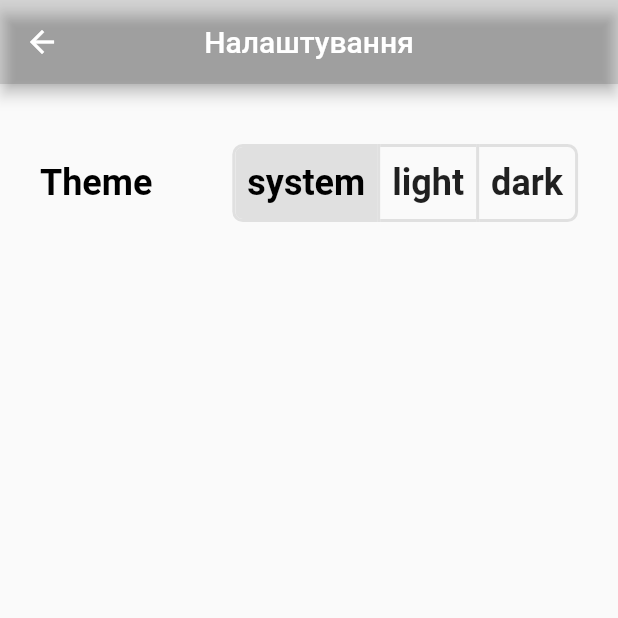
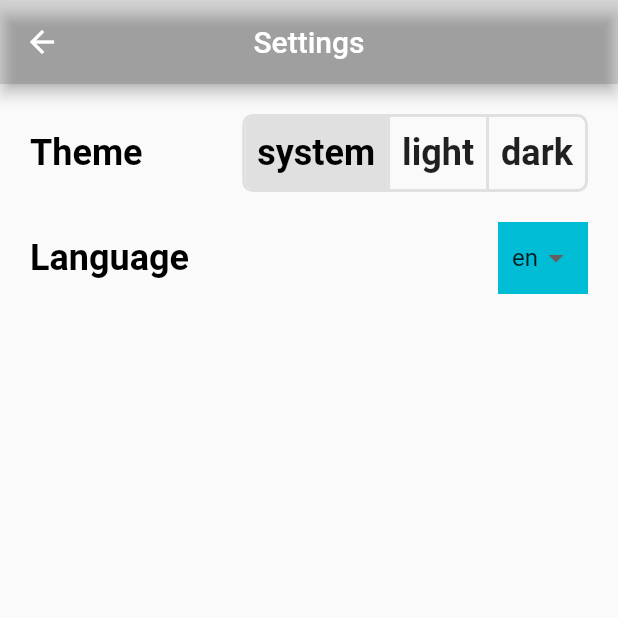
Before and after one commit to 0deans/foodly, a Flutter app: the Settings screen opened by its route, on a phone screen of 412 x 824 dp, the top half of it. Run offline on Flutter 3.47's test engine with Material 2 defaults, Android fonts, the phone set to English and light mode, and no system bars; our stand-ins replace camera, google_fonts, image_picker, sqflite; missing offline and left inert: tflite_flutter; accounts and stored records are empty; generated files the repository leaves out were written again.

Commit message:
added switch button lang

```diff
--- a/lib/pages/settings.dart
+++ b/lib/pages/settings.dart
@@ -1,4 +1,5 @@
 import 'package:flutter/material.dart';
+import 'package:foodly/providers/locale_provider.dart';
 import 'package:foodly/theme/theme_provider.dart';
 import 'package:provider/provider.dart';
 import 'package:flutter_gen/gen_l10n/app_localizations.dart';
@@ -35,6 +36,8 @@ class _SettingsState extends State<Settings> {
   @override
   Widget build(BuildContext context) {
     final _appLocal = AppLocalizations.of(context)!;
+    final provider = Provider.of<LocaleProvider>(context);
+    final locale = provider.locale;
 
     return Scaffold(
       appBar: AppBar(
@@ -50,14 +53,18 @@ class _SettingsState extends State<Settings> {
       ),
       body: ListView(
         children: [
-          const SizedBox(
-            height: 40,
+          Container(
+            margin: const EdgeInsets.only(
+              top: 20,
+              left: 20,
+              right: 20,
+              bottom: 10,
             ),
-          Row(
-            mainAxisAlignment: MainAxisAlignment.spaceAround,
+            child: Row(
+              mainAxisAlignment: MainAxisAlignment.spaceBetween,
               children: [
                 Text(
-                'Theme',
+                  _appLocal.theme,
                   style: Theme.of(context).textTheme.bodyMedium,
                 ),
                 ToggleButtons(
@@ -82,6 +89,48 @@ class _SettingsState extends State<Settings> {
                 ),
               ],
             ),
+          ),
+          Container(
+            margin: const EdgeInsets.symmetric(vertical: 10, horizontal: 20),
+            child: Row(
+              mainAxisAlignment: MainAxisAlignment.spaceBetween,
+              children: [
+                Text(
+                  _appLocal.language,
+                ),
+                Container(
+                    width: 60,
+                    decoration: const BoxDecoration(
+                      color: Colors.cyan,
+                    ),
+                    child: Center(
+                      child: DropdownButtonHideUnderline(
+                        child: DropdownButton(
+                          value: locale,
+                          items: AppLocalizations.supportedLocales
+                              .map((nextLocale) {
+                            return DropdownMenuItem(
+                              value: nextLocale,
+                              onTap: () {
+                                final provider = Provider.of<LocaleProvider>(
+                                    context,
+                                    listen: false);
+                                provider.setLocale(nextLocale);
+                              },
+                              child: Center(
+                                child: Text(
+                                  nextLocale.toString(),
+                                ),
+                              ),
+                            );
+                          }).toList(),
+                          onChanged: (_) {},
+                        ),
+                      ),
+                    ))
+              ],
+            ),
+          )
         ],
       ),
     );
--- a/lib/providers/locale_provider.dart
+++ b/lib/providers/locale_provider.dart
@@ -2,7 +2,7 @@ import 'package:flutter/material.dart';
 import 'package:flutter_gen/gen_l10n/app_localizations.dart';
 
 class LocaleProvider extends ChangeNotifier{
-  Locale _locale = const Locale('uk');
+  Locale _locale = const Locale('en');
   Locale get locale => _locale;
 
   void setLocale(Locale locale){
@@ -13,4 +13,12 @@ class LocaleProvider extends ChangeNotifier{
     _locale = locale;
     notifyListeners();
   }
+
+  bool getLocale(){
+    if(_locale.toString() == "en") {
+      return true;
+    } else {
+      return false;
+    }
+  }
 }
--- a/pubspec.yaml
+++ b/pubspec.yaml
@@ -76,11 +76,9 @@ flutter:
   #   - images/a_dot_ham.jpeg
   assets:
     - assets/model.tflite
-    - assets/labels.txt
+    - assets/labels_en.txt
+    - assets/labels_uk.txt
     - assets/images/logo.png
-    - assets/images/iconCancel.png
-    - assets/images/iconAllow.png
-    - assets/images/iconCamera.png
 
   # An image asset can refer to one or more resolution-specific "variants", see
   # https://flutter.dev/assets-and-images/#resolution-aware
```
Also changed, not shown: assets/labels_uk.txt (added, +26 -0 lines), lib/l10n/en.arb (+7 -1 lines), lib/l10n/ua.arb (+7 -1 lines), lib/pages/meal_details.dart (+12 -3 lines), assets/images/iconAllow.png (deleted), assets/images/iconCamera.png (deleted), assets/images/iconCancel.png (deleted), assets/labels_en.txt (renamed from assets/labels.txt). Lines whose indentation alone changed are shown as unchanged.
